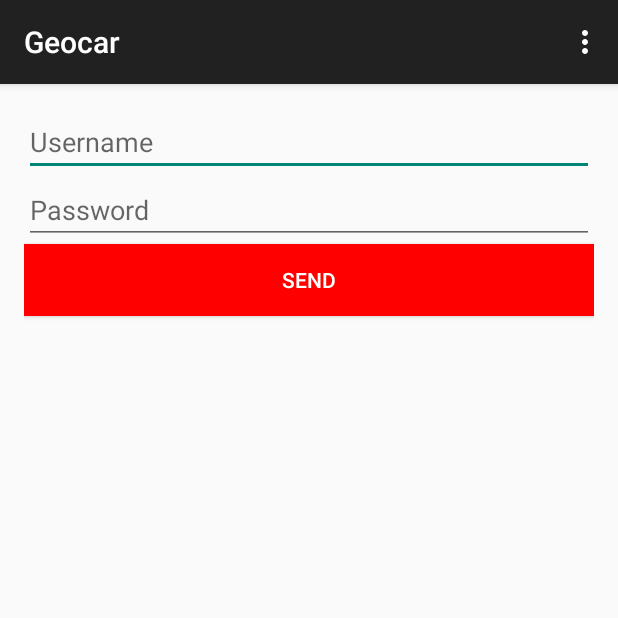
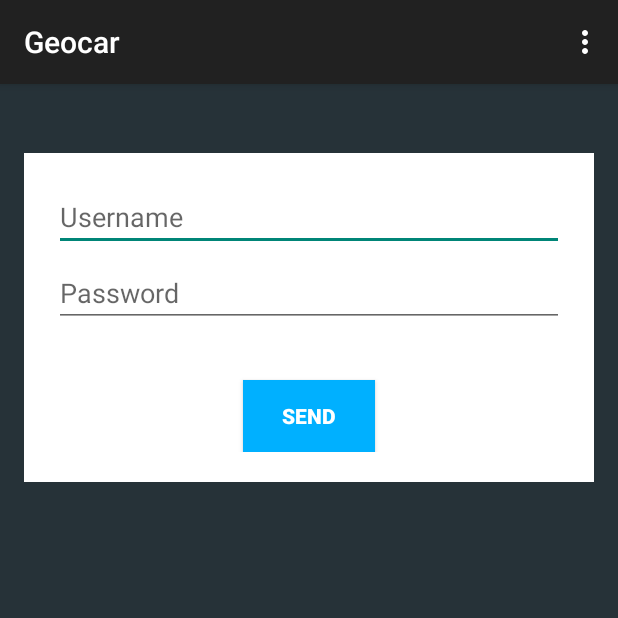
Before and after one commit to Carmain/Geocar, an Android app: the screen it shows after launch (MainActivity), on a phone screen of 412 x 824 dp, the top half of it. Run offline under Robolectric (Android 15) with nearby library versions, the phone set to English and light mode, and no system bars.

Commit message:
Update the style (ref #1)

```diff
--- a/app/src/main/res/layout/activity_main.xml
+++ b/app/src/main/res/layout/activity_main.xml
@@ -1,30 +1,22 @@
 <LinearLayout xmlns:android="http://schemas.android.com/apk/res/android"
     xmlns:tools="http://schemas.android.com/tools"
-    android:layout_width="match_parent"
-    android:layout_height="match_parent"
-    android:paddingLeft="@dimen/activity_horizontal_margin"
-    android:paddingRight="@dimen/activity_horizontal_margin"
-    android:paddingTop="@dimen/activity_vertical_margin"
-    android:paddingBottom="@dimen/activity_vertical_margin"
-    tools:context=".MainActivity"
-    android:orientation="vertical">
+    style="@style/background"
+    tools:context=".MainActivity">
 
+    <LinearLayout
+        style="@style/framed">
         <EditText
             android:hint="@string/hint_username"
-        android:layout_width="match_parent"
-        android:layout_height="wrap_content"
+            style="@style/edit_view_style"
             android:inputType="text"/>
 
         <EditText
             android:hint="@string/hint_password"
-        android:layout_width="match_parent"
-        android:layout_height="wrap_content"
+            style="@style/edit_view_style"
             android:inputType="textPassword"/>
 
         <Button
             style="@style/button"
-        android:layout_width="fill_parent"
-        android:layout_height="wrap_content"
             android:text="@string/button_home" />
-
     </LinearLayout>
+</LinearLayout>
--- a/app/src/main/res/values/colors.xml
+++ b/app/src/main/res/values/colors.xml
@@ -1,5 +1,7 @@
 <?xml version="1.0" encoding="utf-8"?>
 <resources>
-    <color name="red">#FF0000</color>
     <color name="white">#FFFFFF</color>
+    <color name="grey">#263238</color>
+    <color name="electric_blue">#00B0FF</color>
+
 </resources>
--- a/app/src/main/res/values/styles.xml
+++ b/app/src/main/res/values/styles.xml
@@ -5,12 +5,41 @@
         <!-- Customize your theme here. -->
     </style>
 
-    <style name="button">
+    <style name="background">
+        <item name="android:background">@color/grey</item>
+        <item name="android:layout_width">match_parent</item>
+        <item name="android:layout_height">match_parent</item>
+        <item name="android:paddingLeft">@dimen/activity_horizontal_margin</item>
+        <item name="android:paddingRight">@dimen/activity_horizontal_margin</item>
+        <item name="android:paddingTop">@dimen/activity_vertical_margin</item>
+        <item name="android:paddingBottom">@dimen/activity_vertical_margin</item>
+        <item name="android:orientation">vertical</item>
+    </style>
+
+    <style name="framed">
+        <item name="android:background">@color/white</item>
         <item name="android:layout_width">match_parent</item>
         <item name="android:layout_height">wrap_content</item>
-        <item name="android:background">@color/red</item>
-        <item name="android:textColor">@color/white</item>
-        <item name="android:layout_marginBottom">30dp</item>
+        <item name="android:layout_marginTop">30dp</item>
+        <item name="android:padding">20dp</item>
+        <item name="android:orientation">vertical</item>
     </style>
 
+    <style name="edit_view_style">
+        <item name="android:layout_width">match_parent</item>
+        <item name="android:layout_height">wrap_content</item>
+        <item name="android:layout_marginBottom">5dp</item>
+    </style>
+
+    <style name="button">
+        <item name="android:layout_width">wrap_content</item>
+        <item name="android:layout_height">wrap_content</item>
+        <item name="android:layout_gravity">center</item>
+        <item name="android:layout_marginTop">30dp</item>
+        <item name="android:background">@color/electric_blue</item>
+        <item name="android:paddingLeft">20dp</item>
+        <item name="android:paddingRight">20dp</item>
+        <item name="android:textColor">@color/white</item>
+        <item name="android:textStyle">bold</item>
+    </style>
 </resources>
```
Lines whose indentation alone changed are shown as unchanged.
